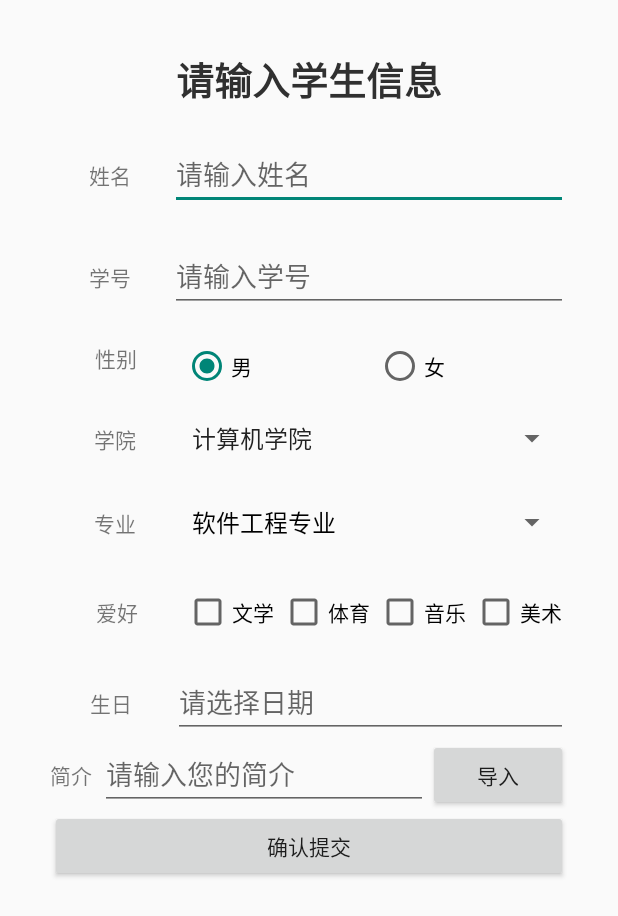
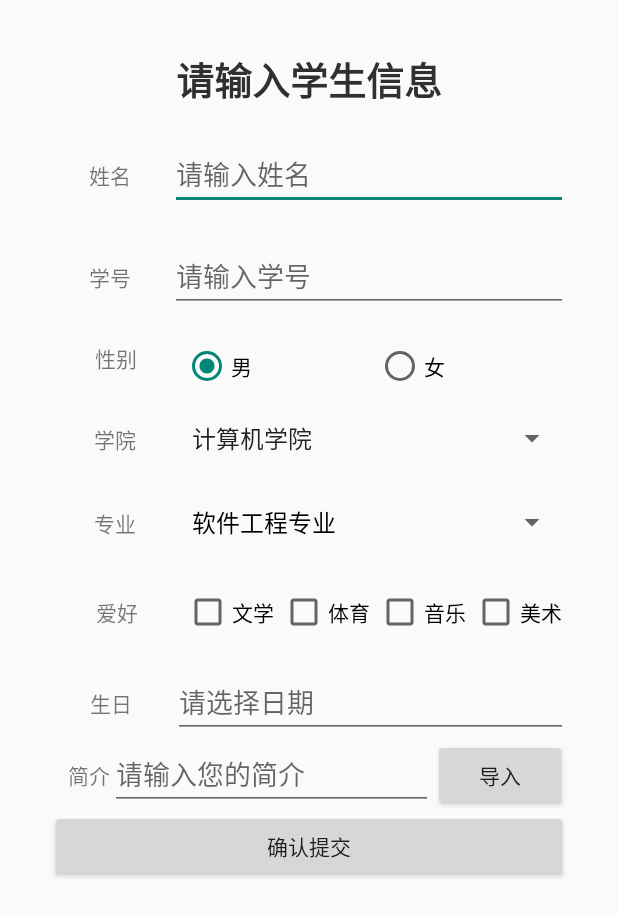
Before and after one commit to Honeylemonade/StudentMgr, an Android app: the StudentActivity screen opened directly, with no data from a screen before it, on a phone screen of 412 x 824 dp. Shown: the top 916 px of the screen. Run offline under Robolectric (Android 15) with nearby library versions, the phone set to English and light mode, and no system bars.

Commit message:
2020年4月19日16:31:31

```diff
--- a/app/src/main/java/com/example/studentmgr/StudentActivity.java
+++ b/app/src/main/java/com/example/studentmgr/StudentActivity.java
@@ -97,6 +97,7 @@ public class StudentActivity extends AppCompatActivity {
         TextView textView13 = findViewById(R.id.textView13);
         TextView textView15 = findViewById(R.id.textView15);
         TextView textView20 = findViewById(R.id.textView20);
+        TextView textView27 = findViewById(R.id.textView27);
 
         if (size.equals("中")) {
             textView9.setTextSize(14);
@@ -106,6 +107,7 @@ public class StudentActivity extends AppCompatActivity {
             textView13.setTextSize(14);
             textView15.setTextSize(14);
             textView20.setTextSize(14);
+            textView27.setTextSize(14);
             editText.setTextSize(18);
             editText2.setTextSize(18);
             editText6.setTextSize(18);
@@ -118,6 +120,7 @@ public class StudentActivity extends AppCompatActivity {
             textView13.setTextSize(10);
             textView15.setTextSize(10);
             textView20.setTextSize(10);
+            textView27.setTextSize(10);
             editText.setTextSize(14);
             editText2.setTextSize(14);
             editText6.setTextSize(14);
@@ -129,6 +132,7 @@ public class StudentActivity extends AppCompatActivity {
             textView13.setTextSize(18);
             textView15.setTextSize(18);
             textView20.setTextSize(18);
+            textView27.setTextSize(18);
             editText.setTextSize(20);
             editText2.setTextSize(20);
             editText6.setTextSize(20);
@@ -205,21 +209,26 @@ public class StudentActivity extends AppCompatActivity {
 
     /**
      * 导入文件
+     *
      * @param view
      */
     public void inputFile(View view) {
         String result;
         try {
-            File f=new File(Environment.getExternalStorageDirectory().getPath()+"/NewTextFile.txt");
-            int length=(int)f.length();
-            byte[] buff=new byte[length];
-            FileInputStream fin=new FileInputStream(f);
+            File f = new File(Environment.getExternalStorageDirectory().getPath() + "/NewTextFile.txt");
+            int length = (int) f.length();
+            byte[] buff = new byte[length];
+            FileInputStream fin = new FileInputStream(f);
             fin.read(buff);
             fin.close();
-            result=new String(buff,"UTF-8");
-            EditText editText10= findViewById(R.id.editText10);
+            result = new String(buff, "UTF-8");
+            EditText editText10 = findViewById(R.id.editText10);
+            //字符串截断
+            if (result.length() > 200) {
+                result = result.substring(0, 199);
+            }
             editText10.setText(result);
-        }catch (Exception e){
+        } catch (Exception e) {
             e.printStackTrace();
         }
     }
--- a/app/src/main/res/layout/activity_student.xml
+++ b/app/src/main/res/layout/activity_student.xml
@@ -236,22 +236,24 @@
                 android:layout_width="wrap_content"
                 android:layout_height="wrap_content"
                 android:layout_weight="1"
+                android:gravity="right"
                 android:text="简介" />
 
             <EditText
                 android:id="@+id/editText10"
                 android:layout_width="wrap_content"
                 android:layout_height="wrap_content"
-                android:layout_weight="1"
+                android:layout_weight="0.2"
                 android:ems="10"
                 android:hint="请输入您的简介"
-                android:inputType="textPersonName" />
+                android:inputType="textPersonName"
+                android:maxLength="200" />
 
             <Button
                 android:id="@+id/button4"
                 android:layout_width="wrap_content"
                 android:layout_height="wrap_content"
-                android:layout_weight="1"
+                android:layout_weight="0.1"
                 android:onClick="inputFile"
                 android:text="导入" />
 
```
